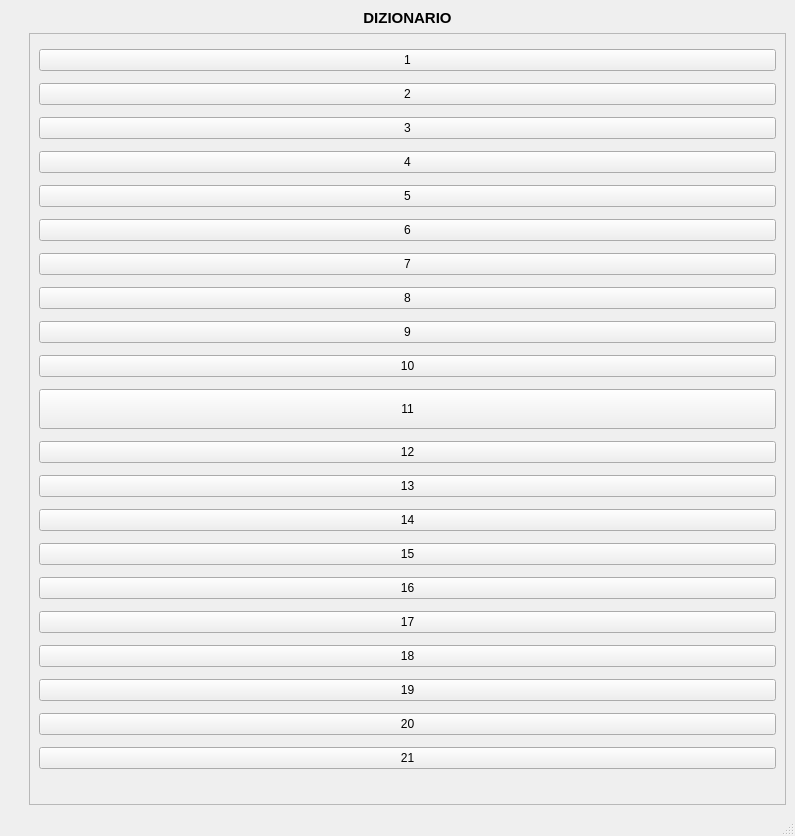
Above: modificadizionario.ui from MarcoRizz/quadrati_JSON_generator before the change. Below: the same form after it.
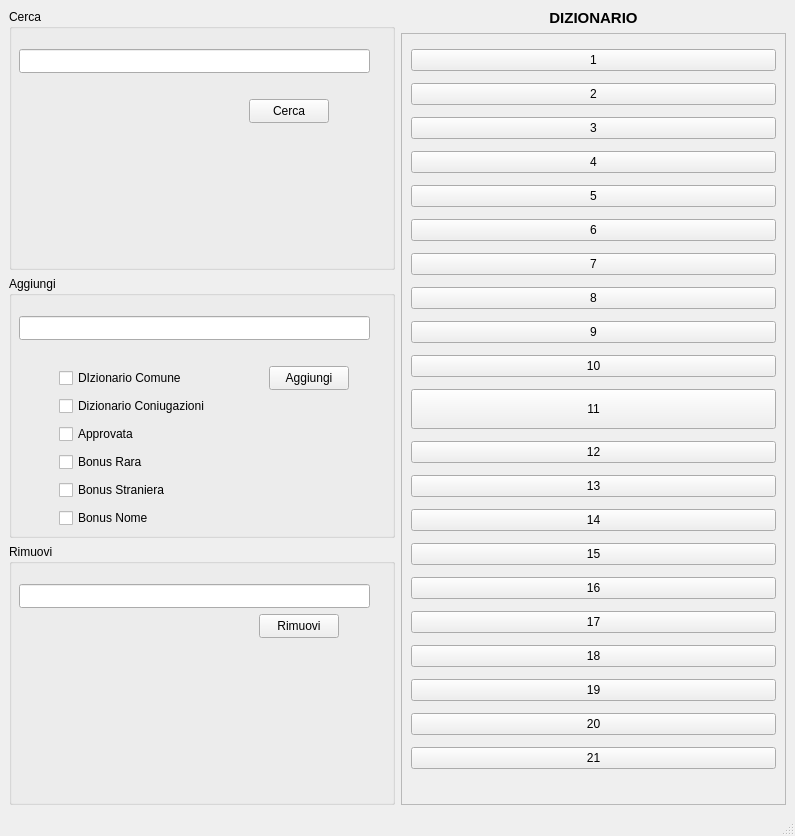
That is the form after the change. Custom widgets are drawn as their Qt base class.

Commit message: finestra modifica_dizionario in costruzione

What changed in the file:
```diff
--- a/modificadizionario.ui
+++ b/modificadizionario.ui
@@ -18,17 +18,148 @@
     <item>
      <layout class="QVBoxLayout" name="verticalLayout">
       <item>
-       <spacer name="verticalSpacer">
-        <property name="orientation">
-         <enum>Qt::Orientation::Vertical</enum>
+       <widget class="QGroupBox" name="groupBox">
+        <property name="title">
+         <string>Cerca</string>
         </property>
-        <property name="sizeHint" stdset="0">
-         <size>
-          <width>20</width>
-          <height>40</height>
-         </size>
+        <widget class="QPushButton" name="pushButton">
+         <property name="geometry">
+          <rect>
+           <x>240</x>
+           <y>90</y>
+           <width>80</width>
+           <height>24</height>
+          </rect>
+         </property>
+         <property name="text">
+          <string>Cerca</string>
+         </property>
+        </widget>
+        <widget class="QLineEdit" name="txt_cerca">
+         <property name="geometry">
+          <rect>
+           <x>10</x>
+           <y>40</y>
+           <width>351</width>
+           <height>24</height>
+          </rect>
+         </property>
+        </widget>
+       </widget>
+      </item>
+      <item>
+       <widget class="QGroupBox" name="groupBox_2">
+        <property name="title">
+         <string>Aggiungi</string>
         </property>
-       </spacer>
+        <widget class="QPushButton" name="pushButton_22">
+         <property name="geometry">
+          <rect>
+           <x>260</x>
+           <y>90</y>
+           <width>80</width>
+           <height>24</height>
+          </rect>
+         </property>
+         <property name="text">
+          <string>Aggiungi</string>
+         </property>
+        </widget>
+        <widget class="QWidget" name="verticalLayoutWidget">
+         <property name="geometry">
+          <rect>
+           <x>50</x>
+           <y>90</y>
+           <width>160</width>
+           <height>164</height>
+          </rect>
+         </property>
+         <layout class="QVBoxLayout" name="verticalLayout_2">
+          <item>
+           <widget class="QCheckBox" name="cbox_dcomune">
+            <property name="text">
+             <string>DIzionario Comune</string>
+            </property>
+           </widget>
+          </item>
+          <item>
+           <widget class="QCheckBox" name="cbox_dcomiugazioni">
+            <property name="text">
+             <string>Dizionario Coniugazioni</string>
+            </property>
+           </widget>
+          </item>
+          <item>
+           <widget class="QCheckBox" name="cbox_approvata">
+            <property name="text">
+             <string>Approvata</string>
+            </property>
+           </widget>
+          </item>
+          <item>
+           <widget class="QCheckBox" name="cbox_brara">
+            <property name="text">
+             <string>Bonus Rara</string>
+            </property>
+           </widget>
+          </item>
+          <item>
+           <widget class="QCheckBox" name="cbox_bstraniera">
+            <property name="text">
+             <string>Bonus Straniera</string>
+            </property>
+           </widget>
+          </item>
+          <item>
+           <widget class="QCheckBox" name="cbox_bnome">
+            <property name="text">
+             <string>Bonus Nome</string>
+            </property>
+           </widget>
+          </item>
+         </layout>
+        </widget>
+        <widget class="QLineEdit" name="txt_aggiungi">
+         <property name="geometry">
+          <rect>
+           <x>10</x>
+           <y>40</y>
+           <width>351</width>
+           <height>24</height>
+          </rect>
+         </property>
+        </widget>
+       </widget>
+      </item>
+      <item>
+       <widget class="QGroupBox" name="groupBox_3">
+        <property name="title">
+         <string>Rimuovi</string>
+        </property>
+        <widget class="QPushButton" name="pushButton_23">
+         <property name="geometry">
+          <rect>
+           <x>250</x>
+           <y>70</y>
+           <width>80</width>
+           <height>24</height>
+          </rect>
+         </property>
+         <property name="text">
+          <string>Rimuovi</string>
+         </property>
+        </widget>
+        <widget class="QLineEdit" name="txt_rimuovi">
+         <property name="geometry">
+          <rect>
+           <x>10</x>
+           <y>40</y>
+           <width>351</width>
+           <height>24</height>
+          </rect>
+         </property>
+        </widget>
+       </widget>
       </item>
      </layout>
     </item>
```
The commit also changes 5 other files.
